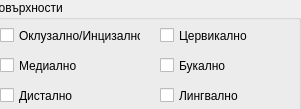
Qt form src/View/uiComponents/qt_derived/Widgets/SurfaceSelector.ui (thefinalcutbg/DinoDent) before a commit.
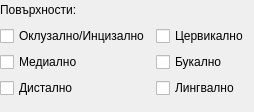
The same form after that commit.

Commit message: ProcedureDialog layout changes (and all its subwidgets)

Diff of the .ui file:
```diff
--- a/src/View/uiComponents/qt_derived/Widgets/SurfaceSelector.ui
+++ b/src/View/uiComponents/qt_derived/Widgets/SurfaceSelector.ui
@@ -6,104 +6,138 @@
    <rect>
     <x>0</x>
     <y>0</y>
-    <width>301</width>
-    <height>109</height>
+    <width>254</width>
+    <height>112</height>
    </rect>
   </property>
   <property name="windowTitle">
    <string>SurfaceSelector</string>
   </property>
-  <widget class="QGroupBox" name="groupBox">
-   <property name="geometry">
-    <rect>
-     <x>-10</x>
-     <y>0</y>
-     <width>311</width>
-     <height>111</height>
-    </rect>
+  <layout class="QHBoxLayout" name="horizontalLayout_3">
+   <property name="spacing">
+    <number>0</number>
    </property>
-   <property name="title">
-    <string>Повърхности</string>
+   <property name="leftMargin">
+    <number>0</number>
    </property>
-   <widget class="QCheckBox" name="l_check">
-    <property name="geometry">
-     <rect>
-      <x>170</x>
-      <y>80</y>
-      <width>81</width>
-      <height>31</height>
-     </rect>
-    </property>
-    <property name="text">
-     <string>Лингвално</string>
-    </property>
-   </widget>
-   <widget class="QCheckBox" name="m_check">
-    <property name="geometry">
-     <rect>
-      <x>10</x>
-      <y>50</y>
-      <width>81</width>
-      <height>31</height>
-     </rect>
-    </property>
+   <property name="topMargin">
+    <number>0</number>
+   </property>
+   <property name="rightMargin">
+    <number>0</number>
+   </property>
+   <property name="bottomMargin">
+    <number>0</number>
+   </property>
+   <item>
+    <layout class="QVBoxLayout" name="verticalLayout_3">
+     <item>
+      <layout class="QHBoxLayout" name="horizontalLayout">
+       <item>
+        <widget class="QLabel" name="label">
     <property name="text">
-     <string>Медиално</string>
-    </property>
-   </widget>
+          <string>Повърхности:</string>
+         </property>
+        </widget>
+       </item>
+       <item>
+        <spacer name="horizontalSpacer">
+         <property name="orientation">
+          <enum>Qt::Horizontal</enum>
+         </property>
+         <property name="sizeHint" stdset="0">
+          <size>
+           <width>40</width>
+           <height>20</height>
+          </size>
+         </property>
+        </spacer>
+       </item>
+      </layout>
+     </item>
+     <item>
+      <layout class="QHBoxLayout" name="horizontalLayout_2">
+       <item>
+        <layout class="QVBoxLayout" name="verticalLayout_2">
+         <item>
    <widget class="QCheckBox" name="o_check">
-    <property name="geometry">
-     <rect>
-      <x>10</x>
-      <y>20</y>
-      <width>141</width>
-      <height>31</height>
-     </rect>
-    </property>
     <property name="text">
      <string>Оклузално/Инцизално</string>
     </property>
    </widget>
+         </item>
+         <item>
+          <widget class="QCheckBox" name="m_check">
+           <property name="text">
+            <string>Медиално</string>
+           </property>
+          </widget>
+         </item>
+         <item>
+          <widget class="QCheckBox" name="d_check">
+           <property name="text">
+            <string>Дистално</string>
+           </property>
+          </widget>
+         </item>
+        </layout>
+       </item>
+       <item>
+        <layout class="QVBoxLayout" name="verticalLayout">
+         <item>
    <widget class="QCheckBox" name="c_check">
-    <property name="geometry">
-     <rect>
-      <x>170</x>
-      <y>20</y>
-      <width>101</width>
-      <height>31</height>
-     </rect>
-    </property>
     <property name="text">
      <string>Цервикално</string>
     </property>
    </widget>
+         </item>
+         <item>
    <widget class="QCheckBox" name="b_check">
-    <property name="geometry">
-     <rect>
-      <x>170</x>
-      <y>50</y>
-      <width>81</width>
-      <height>31</height>
-     </rect>
-    </property>
     <property name="text">
      <string>Букално</string>
     </property>
    </widget>
-   <widget class="QCheckBox" name="d_check">
-    <property name="geometry">
-     <rect>
-      <x>10</x>
-      <y>80</y>
-      <width>81</width>
-      <height>31</height>
-     </rect>
-    </property>
+         </item>
+         <item>
+          <widget class="QCheckBox" name="l_check">
     <property name="text">
-     <string>Дистално</string>
-    </property>
-   </widget>
-  </widget>
+            <string>Лингвално</string>
+           </property>
+          </widget>
+         </item>
+        </layout>
+       </item>
+      </layout>
+     </item>
+     <item>
+      <spacer name="verticalSpacer">
+       <property name="orientation">
+        <enum>Qt::Vertical</enum>
+       </property>
+       <property name="sizeHint" stdset="0">
+        <size>
+         <width>20</width>
+         <height>40</height>
+        </size>
+       </property>
+      </spacer>
+     </item>
+    </layout>
+   </item>
+   <item>
+    <spacer name="horizontalSpacer_2">
+     <property name="orientation">
+      <enum>Qt::Horizontal</enum>
+     </property>
+     <property name="sizeHint" stdset="0">
+      <size>
+       <width>2</width>
+       <height>20</height>
+      </size>
+     </property>
+    </spacer>
+   </item>
+  </layout>
  </widget>
  <layoutdefault spacing="6" margin="11"/>
  <resources/>
```
Lines whose indentation alone changed are shown as unchanged. The commit also changes 13 other files.
